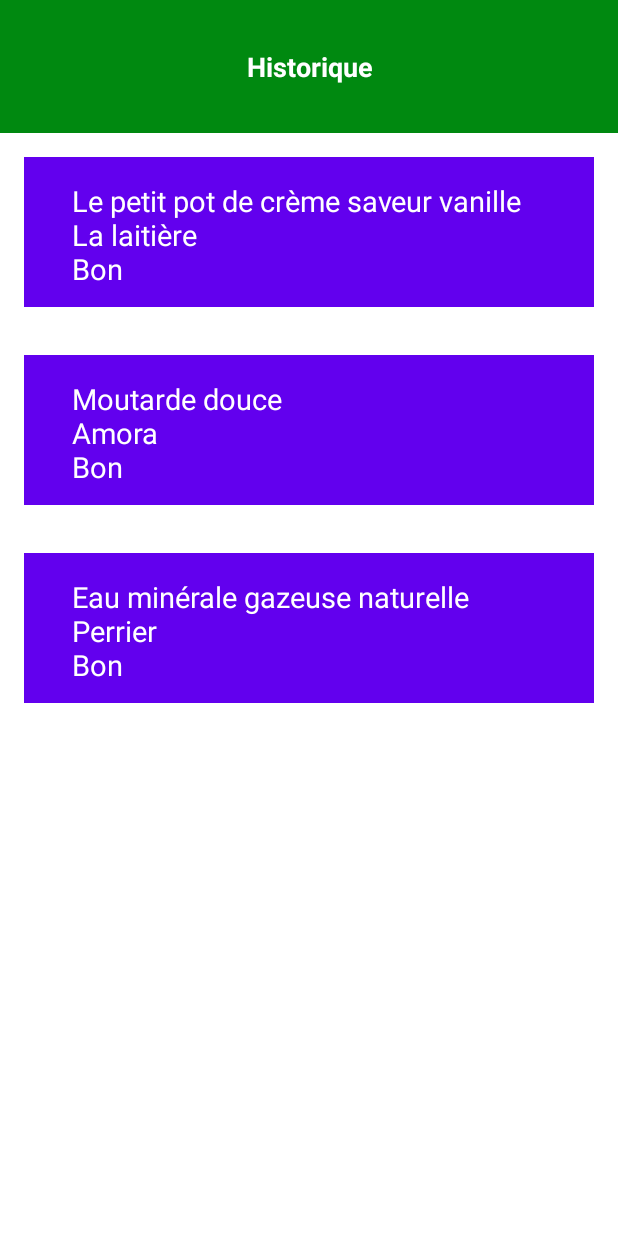
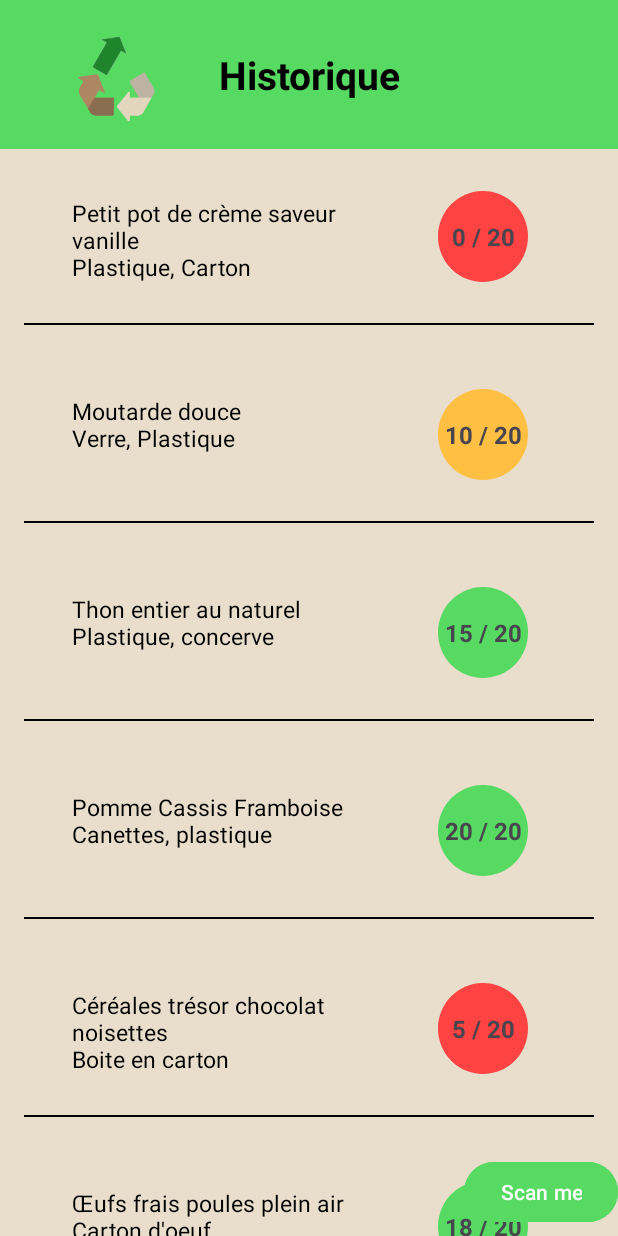
Before and after one commit to SaadaLaura/UpcyclingScore, an Android app: the screen it shows after launch (MainActivity), on a phone screen of 412 x 824 dp. Run offline under Robolectric (Android 15) with nearby library versions, the phone set to English and light mode, and no system bars.

Commit message:
ajout du score

```diff
--- a/app/src/main/java/com/upcycling/ElementProduits.java
+++ b/app/src/main/java/com/upcycling/ElementProduits.java
@@ -35,18 +35,25 @@
         }
     }
 
-   @Override
+    @Override
     public View onCreateView(LayoutInflater inflater, ViewGroup container,
                              Bundle savedInstanceState) {
         // Inflate the layout for this fragment
         View view = inflater.inflate(R.layout.fragment_element_produits, container, false);
 
         TextView textView = view.findViewById(R.id.produit_text);
-        textView.setText(produit.getNom() + "\n" + produit.getMarque() + "\n" + produit.getScore());
+        textView.setText(produit.getNom() + "\n" + produit.getEmballage() + "\n" + produit.getScore());
 
         CheckBox checkBox = view.findViewById(R.id.checkbox);
 
+        // Ajouter un OnClickListener au TextView pour cocher/décocher la CheckBox
+        textView.setOnClickListener(new View.OnClickListener() {
+            @Override
+            public void onClick(View v) {
+                checkBox.setChecked(!checkBox.isChecked());
+            }
+        });
+
         return view;
     }
-
 }
--- a/app/src/main/java/com/upcycling/Historique.java
+++ b/app/src/main/java/com/upcycling/Historique.java
@@ -7,41 +7,67 @@
 import android.widget.Button;
 import androidx.recyclerview.widget.LinearLayoutManager;
 import androidx.recyclerview.widget.RecyclerView;
-import android.app.AlertDialog;
 import java.util.ArrayList;
 import java.util.List;
 import androidx.fragment.app.Fragment;
-import android.view.KeyEvent;
 import android.widget.TextView;
+import android.app.AlertDialog;
+
 
 public class Historique extends Fragment {
 
     private RecyclerView recyclerView;
     private ProduitsAdapter adapter;
-    private Button deleteButton;
+    private Button deleteButton, cancelButton; // Add cancelButton here
+
+
     @Override
     public View onCreateView(LayoutInflater inflater, ViewGroup container, Bundle savedInstanceState) {
-        // Inflate the layout for this fragment
         View view = inflater.inflate(R.layout.fragment_historique, container, false);
+
         deleteButton = view.findViewById(R.id.delete_button);
+        cancelButton = view.findViewById(R.id.cancel_button); // Initialize the cancel button
+
         deleteButton.setOnClickListener(new View.OnClickListener() {
             @Override
             public void onClick(View v) {
+                adapter.deleteSelectedItems();
+                deleteButton.setVisibility(View.GONE);
+                cancelButton.setVisibility(View.GONE);
+            }
+        });
+
+        cancelButton.setOnClickListener(new View.OnClickListener() {
+            @Override
+            public void onClick(View v) {
+                // Disable selection mode
+                adapter.disableSelection();
+                // Make both delete and cancel buttons invisible
+                deleteButton.setVisibility(View.GONE);
+                cancelButton.setVisibility(View.GONE);
+            }
+        });
+
+        Button fabScan = view.findViewById(R.id.scan);
+        fabScan.setOnClickListener(new View.OnClickListener() {
+            @Override
+            public void onClick(View view) {
                 new AlertDialog.Builder(getContext())
-                        .setTitle("Confirmation")
-                        .setMessage("Ligne supprimé")
+                        .setMessage("Scan lancé")
                         .setPositiveButton(android.R.string.ok, null)
                         .show();
             }
         });
+        List<Produits> produitsList = new ArrayList<>();
+        produitsList.add(new Produits("Petit pot de crème saveur vanille", "Plastique, Carton", 0));
+        produitsList.add(new Produits("Moutarde douce", "Verre, Plastique", 10));
+        produitsList.add(new Produits("Thon entier au naturel", "Plastique, concerve", 15));
+        produitsList.add(new Produits("Pomme Cassis Framboise", "Canettes, plastique", 20));
+        produitsList.add(new Produits("Céréales trésor chocolat noisettes", "Boite en carton", 5));
+        produitsList.add(new Produits("Œufs frais poules plein air", "Carton d'oeuf", 18));
+        produitsList.add(new Produits("Lait Demi-Ecreme", "Brique en carton", 12));
 
-        // Create instances of Produits
-        List<Produits> produitsList = new ArrayList<>();
 
-        produitsList.add(new Produits("Le petit pot de crème saveur vanille", "La laitière", "Bon"));
-        produitsList.add(new Produits("Moutarde douce", "Amora", "Bon"));
-        produitsList.add(new Produits("Eau minérale gazeuse naturelle", "Perrier", "Bon"));
-        // Check if the list is empty
         TextView emptyListMessage = view.findViewById(R.id.empty_list_message);
         if (produitsList.isEmpty()) {
             emptyListMessage.setVisibility(View.VISIBLE);
@@ -49,28 +75,13 @@
             emptyListMessage.setVisibility(View.GONE);
         }
 
-        // Initialize the RecyclerView and its adapter
+
+
         recyclerView = view.findViewById(R.id.produits_container);
-        adapter = new ProduitsAdapter(produitsList, deleteButton);
+        TextView bandeau = view.findViewById(R.id.bandeau);
+        adapter = new ProduitsAdapter(produitsList, deleteButton, cancelButton, bandeau);
         recyclerView.setLayoutManager(new LinearLayoutManager(getContext()));
         recyclerView.setAdapter(adapter);
-
-        view.setFocusableInTouchMode(true);
-        view.requestFocus();
-        view.setOnKeyListener(new View.OnKeyListener() {
-            @Override
-            public boolean onKey(View v, int keyCode, KeyEvent event) {
-                if (keyCode == KeyEvent.KEYCODE_BACK && event.getAction() == KeyEvent.ACTION_UP) {
-                    if (deleteButton.getVisibility() == View.VISIBLE) {
-                        // Disable selection mode
-                        deleteButton.setVisibility(View.GONE);
-                        adapter.disableSelection();
-                        return true; // This key event has been handled
-                    }
-                }
-                return false; // This key event has not been handled
-            }
-        });
 
         return view;
     }
--- a/app/src/main/java/com/upcycling/Produits.java
+++ b/app/src/main/java/com/upcycling/Produits.java
@@ -6,15 +6,22 @@
 public class Produits implements Serializable {
     private boolean showCheckBox;
     private String nom;
-    private String marque;
-    private String score;
+    private String emballage;
+    private int score;
+    private boolean isChecked = false;
 
-    public Produits(String nom, String marque, String score) {
+    public Produits(String nom, String emballage, int score) {
         this.nom = nom;
-        this.marque = marque;
+        this.emballage = emballage;
         this.score = score;
     }
+    public boolean isChecked() {
+        return isChecked;
+    }
 
+    public void setChecked(boolean checked) {
+        this.isChecked = checked;
+    }
     public boolean isShowCheckBox() {
         return showCheckBox;
     }
@@ -27,11 +34,21 @@
         return nom;
     }
 
-    public String getMarque() {
-        return marque;
+    public String getEmballage() {
+        return emballage;
     }
 
-    public String getScore() {
+    public int getScore() {
         return score;
     }
+    public int getScoreColor() {
+        if (score >= 15) {
+            return R.color.green; // Vert pour les scores >= 15
+        } else if (score >= 10) {
+            return R.color.orange; // Orange pour les scores entre 10 et 14
+        } else {
+            return R.color.red; // Rouge pour les scores < 10
+        }
+    }
+
 }
--- a/app/src/main/java/com/upcycling/ProduitsAdapter.java
+++ b/app/src/main/java/com/upcycling/ProduitsAdapter.java
@@ -9,28 +9,41 @@
 import android.widget.TextView;
 import java.util.List;
 import android.app.AlertDialog;
-import android.content.DialogInterface;
+import androidx.core.content.ContextCompat;
+import android.graphics.drawable.Drawable;
+import android.graphics.drawable.ShapeDrawable;
+import android.graphics.drawable.GradientDrawable;
+import android.graphics.drawable.ColorDrawable;
+import android.text.SpannableString;
+import android.text.Spanned;
+import android.text.style.StyleSpan;
+import android.graphics.Typeface;
 
 
 public class ProduitsAdapter extends RecyclerView.Adapter<ProduitsAdapter.ViewHolder> {
 
     private List<Produits> produitsList;
     private Button deleteButton;
+    private Button cancelButton;
+    private TextView bandeau;
 
     public class ViewHolder extends RecyclerView.ViewHolder {
-        public TextView produitText;
+        public TextView produitText, scorePastille;
         public CheckBox checkBox;
 
         public ViewHolder(View view) {
             super(view);
             produitText = view.findViewById(R.id.produit_text);
             checkBox = view.findViewById(R.id.checkbox);
+            scorePastille = view.findViewById(R.id.score_pastille); // Reference to the score badge TextView
         }
     }
 
-    public ProduitsAdapter(List<Produits> produitsList, Button deleteButton) {
+    public ProduitsAdapter(List<Produits> produitsList, Button deleteButton, Button cancelButton, TextView bandeau) {
         this.produitsList = produitsList;
         this.deleteButton = deleteButton;
+        this.cancelButton = cancelButton;
+        this.bandeau = bandeau;
     }
 
     @Override
@@ -41,54 +54,109 @@
         return new ViewHolder(itemView);
     }
 
-   @Override
+    public void updateBandeauVisibility() {
+        boolean isSelectionMode = false;
+        for (Produits produit : produitsList) {
+            if (produit.isShowCheckBox()) {
+                isSelectionMode = true;
+                break;
+            }
+        }
+        bandeau.setVisibility(isSelectionMode ? View.GONE : View.VISIBLE);
+    }
+
+    @Override
     public void onBindViewHolder(ViewHolder holder, int position) {
         Produits produit = produitsList.get(position);
-        holder.produitText.setText(produit.getNom() + "\n" + produit.getMarque() + "\n" + produit.getScore());
+        String produitInfo = produit.getNom() + "\n" + produit.getEmballage();
+        holder.produitText.setText(produitInfo);
 
-        // Set the visibility of the CheckBox based on the showCheckBox field of the product
-        holder.checkBox.setVisibility(produit.isShowCheckBox() ? View.VISIBLE : View.GONE);
+        // Construction du texte avec Spannable pour un affichage personnalisé
+        String scoreText = produit.getScore() + " / 20";
+        SpannableString spannableString = new SpannableString(scoreText);
 
-        // Set an OnClickListener on the TextView
-        holder.produitText.setOnClickListener(new View.OnClickListener() {
-            @Override
-            public void onClick(View v) {
-                // Display product details
+        // Appliquer un style gras au score et au "20" si nécessaire
+        spannableString.setSpan(new StyleSpan(Typeface.BOLD), 0, scoreText.length(), Spanned.SPAN_INCLUSIVE_INCLUSIVE);
+
+        // Mise à jour du texte du scorePastille avec le SpannableString
+        holder.scorePastille.setText(spannableString);
+
+        int color = ContextCompat.getColor(holder.itemView.getContext(), produit.getScoreColor());
+        // Apply the color to the score badge background
+        Drawable background = holder.scorePastille.getBackground();
+        if (background instanceof ShapeDrawable) {
+            ((ShapeDrawable) background).getPaint().setColor(color);
+        } else if (background instanceof GradientDrawable) {
+            ((GradientDrawable) background).setColor(color);
+        } else if (background instanceof ColorDrawable) {
+            ((ColorDrawable) background).setColor(color);
+        }
+
+        boolean isSelectionMode = produit.isShowCheckBox();
+        holder.checkBox.setVisibility(isSelectionMode ? View.VISIBLE : View.GONE);
+        holder.checkBox.setChecked(produit.isChecked()); // Ensure the CheckBox reflects the current state
+
+        // Update CheckBox state on click and ensure it's reflected in the Produits object
+        holder.checkBox.setOnClickListener(v -> {
+            boolean isChecked = holder.checkBox.isChecked();
+            produit.setChecked(isChecked);
+        });
+
+        holder.produitText.setOnClickListener(v -> {
+            if (isSelectionMode) {
+                boolean newCheckedState = !holder.checkBox.isChecked();
+                holder.checkBox.setChecked(newCheckedState);
+                produit.setChecked(newCheckedState); // Update isChecked state when text is clicked in selection mode
+            } else {
+                // Display product details if not in selection mode
                 AlertDialog.Builder builder = new AlertDialog.Builder(v.getContext());
                 builder.setTitle("Détail du produit");
-                builder.setMessage("Lorem ipsum dolor sit amet, consectetur adipiscing elit. Sed do eiusmod tempor incididunt ut labore et dolore magna aliqua.");
+                builder.setMessage("Lorem ipsum dolor sit amet, consectetur adipiscing elit.");
                 builder.setPositiveButton("OK", null);
                 AlertDialog dialog = builder.create();
                 dialog.show();
             }
         });
 
-        // Set an OnLongClickListener on the TextView
-        holder.produitText.setOnLongClickListener(new View.OnLongClickListener() {
-            @Override
-            public boolean onLongClick(View v) {
-                // Set the showCheckBox field to true for all products
-                for (Produits p : produitsList) {
-                    p.setShowCheckBox(true);
-                }
+        holder.produitText.setOnLongClickListener(v -> {
+            for (Produits p : produitsList) {
+                p.setShowCheckBox(true);
+                p.setChecked(false); // Reset checked state when entering selection mode
+            }
+            notifyDataSetChanged(); // Notify data changed
+            deleteButton.setVisibility(View.VISIBLE); // Show delete button
+            cancelButton.setVisibility(View.VISIBLE); // Show cancel button
+            return true;
+        });
+        updateBandeauVisibility();
+    }
 
-                // Notify the adapter that the data has changed
-                notifyDataSetChanged();
-
-                // Make the delete button visible
-                deleteButton.setVisibility(View.VISIBLE);
-                return true;
-            }
-        });
-    }
     public void disableSelection() {
         for (Produits produit : produitsList) {
             produit.setShowCheckBox(false);
         }
         notifyDataSetChanged();
+        updateBandeauVisibility();
     }
+
+    public void deleteSelectedItems() {
+        // Itération à l'envers pour éviter les problèmes de décalage d'index lors de la suppression
+        for (int i = produitsList.size() - 1; i >= 0; i--) {
+            Produits produit = produitsList.get(i);
+            if (produit.isShowCheckBox() && produit.isChecked()) {
+                produitsList.remove(i); // Suppression de l'élément
+            }
+        }
+        notifyDataSetChanged(); // Notifier l'adaptateur du changement
+        disableSelection(); // Désactiver le mode de sélection
+        updateBandeauVisibility();
+    }
+
+
     @Override
     public int getItemCount() {
         return produitsList.size();
     }
+
+
 }
--- /dev/null
+++ b/app/src/main/res/drawable/score_pastille_background.xml
@@ -0,0 +1,7 @@
+<shape xmlns:android="http://schemas.android.com/apk/res/android"
+    android:shape="oval">
+    <solid android:color="#FFFFFF"/> <!-- Couleur par défaut, sera remplacée en code -->
+    <size
+        android:width="60dp"
+        android:height="60dp"/>
+</shape>
--- a/app/src/main/res/layout/fragment_element_produits.xml
+++ b/app/src/main/res/layout/fragment_element_produits.xml
@@ -1,8 +1,8 @@
-<LinearLayout xmlns:android="http://schemas.android.com/apk/res/android"
+<RelativeLayout xmlns:android="http://schemas.android.com/apk/res/android"
     xmlns:tools="http://schemas.android.com/tools"
     android:layout_width="match_parent"
     android:layout_height="wrap_content"
-    android:orientation="horizontal"
+    android:orientation="vertical"
     tools:context=".ElementProduits">
 
     <CheckBox
@@ -13,15 +13,40 @@
 
     <TextView
         android:id="@+id/produit_text"
-        android:layout_width="0dp"
+        android:layout_width="270dp"
         android:layout_height="100dp"
+        android:layout_margin="16dp"
         android:layout_weight="1"
-        android:layout_margin="16dp"
+        android:background="@android:color/transparent"
+        android:clickable="true"
+        android:paddingHorizontal="32dp"
         android:paddingVertical="16dp"
-        android:paddingHorizontal="32dp"
-        android:textSize="19sp"
-        android:textColor="@color/white"
-        android:background="#6200EE"
-        android:clickable="true" />
+        android:textColor="@color/black"
+        android:textSize="15sp"
+        android:contentDescription="test" />
 
-</LinearLayout>
+    <TextView
+        android:id="@+id/score_pastille"
+        android:layout_width="60dp"
+        android:layout_height="60dp"
+        android:layout_alignTop="@id/produit_text"
+        android:layout_alignBottom="@id/produit_text"
+        android:layout_marginStart="-10dp"
+        android:layout_marginTop="12dp"
+        android:layout_marginBottom="27dp"
+        android:layout_toEndOf="@id/produit_text"
+        android:background="@drawable/score_pastille_background"
+        android:gravity="center"
+        android:textSize="16sp"
+        android:textStyle="bold" />
+
+    <View
+        android:id="@+id/divider"
+        android:layout_width="match_parent"
+        android:layout_height="1dp"
+        android:layout_below="@id/score_pastille"
+        android:layout_marginStart="16dp"
+        android:layout_marginEnd="16dp"
+        android:background="@color/black" />
+
+</RelativeLayout>
--- a/app/src/main/res/layout/fragment_historique.xml
+++ b/app/src/main/res/layout/fragment_historique.xml
@@ -1,17 +1,42 @@
 <?xml version="1.0" encoding="utf-8"?>
-<LinearLayout
+<androidx.coordinatorlayout.widget.CoordinatorLayout
     xmlns:android="http://schemas.android.com/apk/res/android"
+    xmlns:app="http://schemas.android.com/apk/res-auto"
     xmlns:tools="http://schemas.android.com/tools"
     android:layout_width="match_parent"
     android:layout_height="match_parent"
+    android:background="@color/beige">
+
+    <LinearLayout
+        android:layout_width="match_parent"
+        android:layout_height="match_parent"
         android:orientation="vertical"
-    android:background="@color/white"
         android:gravity="center_horizontal">
 
         <RelativeLayout
             android:layout_width="match_parent"
             android:layout_height="wrap_content"
-        android:background="#008910">
+            android:background="@color/green">
+
+            <Button
+                android:id="@+id/cancel_button"
+                android:layout_width="wrap_content"
+                android:layout_height="wrap_content"
+                android:text="Annuler"
+                android:background="@android:color/transparent"
+                android:layout_alignParentLeft="true"
+                android:layout_centerVertical="true"
+                android:visibility="gone" />
+
+            <ImageView
+                android:id="@+id/logo_upcycling"
+                android:layout_width="60dp"
+                android:layout_height="67dp"
+                android:src="@drawable/logo_upcycling"
+                android:layout_centerVertical="true"
+                android:layout_toLeftOf="@id/bandeau"
+                android:layout_marginRight="7dp"
+                android:adjustViewBounds="true"/>
 
             <TextView
                 android:id="@+id/bandeau"
@@ -21,8 +46,8 @@
                 android:layout_margin="16dp"
                 android:padding="16dp"
                 android:gravity="center"
-            android:textColor="@color/white"
-            android:textSize="18sp"
+                android:textColor="@color/black"
+                android:textSize="26sp"
                 android:textStyle="bold"
                 android:text="Historique" />
 
@@ -50,14 +75,18 @@
         <androidx.recyclerview.widget.RecyclerView
             android:id="@+id/produits_container"
             android:layout_width="match_parent"
-    android:layout_height="0dp"
+            android:layout_height="654dp"
             android:layout_weight="1"
-    android:scrollbars="vertical" />
-    <LinearLayout
-        android:layout_width="match_parent"
-        android:layout_height="40dp"
-        android:orientation="horizontal"
-        android:gravity="center">
+            android:scrollbars="vertical"
+            tools:listitem="@layout/fragment_element_produits" />
     </LinearLayout>
+    <Button
+    android:id="@+id/scan"
+    android:layout_width="wrap_content"
+    android:layout_height="wrap_content"
+    android:layout_gravity="bottom|end"
+    android:layout_marginBottom="5dp"
+    android:backgroundTint="@color/green"
+    android:text="Scan me" />
 
-</LinearLayout>
+</androidx.coordinatorlayout.widget.CoordinatorLayout>
--- a/app/src/main/res/values/colors.xml
+++ b/app/src/main/res/values/colors.xml
@@ -2,5 +2,8 @@
 <resources>
     <color name="black">#FF000000</color>
     <color name="white">#FFFFFFFF</color>
-    <color name="red">#FFFF0000</color>
+    <color name="green">#56DA62</color>
+    <color name="red">#FF4242</color>
+    <color name="orange">#FFBF42</color>
+    <color name="beige">#E9DECB</color>
 </resources>
```
Also changed, not shown: app/src/main/res/drawable/logo_upcycling.png (added). Lines whose indentation alone changed are shown as unchanged.
